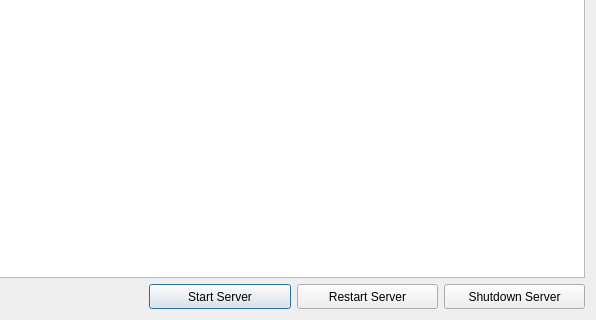
Above: Server/GUI/GUI_Server.ui from minhtringuyennn/SocketPrograming before the change; both pictures show x 171 to 767 and y 151 to 471 of the 767 by 471 pixel window. Below: the same form after it.
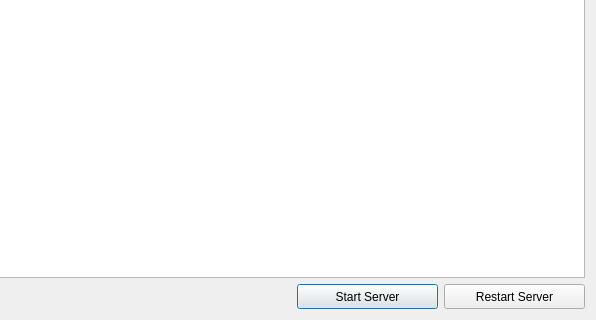
That is the form after the change.

Commit message: Improve server handle. Bug fixes.

```diff
--- a/Server/GUI/GUI_Server.ui
+++ b/Server/GUI/GUI_Server.ui
@@ -14,35 +14,6 @@
    <string>Tỷ giá Vàng Việt Nam [SERVER]</string>
   </property>
   <layout class="QGridLayout" name="gridLayout">
-   <item row="8" column="4">
-    <widget class="QPushButton" name="restartButton">
-     <property name="minimumSize">
-      <size>
-       <width>0</width>
-       <height>25</height>
-      </size>
-     </property>
-     <property name="text">
-      <string>Restart Server</string>
-     </property>
-     <property name="autoDefault">
-      <bool>false</bool>
-     </property>
-    </widget>
-   </item>
-   <item row="8" column="3">
-    <widget class="QPushButton" name="startButton">
-     <property name="minimumSize">
-      <size>
-       <width>0</width>
-       <height>25</height>
-      </size>
-     </property>
-     <property name="text">
-      <string>Start Server</string>
-     </property>
-    </widget>
-   </item>
    <item row="0" column="1">
     <widget class="QLabel" name="serverLogsLabel">
      <property name="text">
@@ -50,22 +21,6 @@
      </property>
     </widget>
    </item>
-   <item row="8" column="5">
-    <widget class="QPushButton" name="shutdownButton">
-     <property name="minimumSize">
-      <size>
-       <width>0</width>
-       <height>25</height>
-      </size>
-     </property>
-     <property name="text">
-      <string>Shutdown Server</string>
-     </property>
-     <property name="autoDefault">
-      <bool>false</bool>
-     </property>
-    </widget>
-   </item>
    <item row="8" column="1">
     <widget class="QLabel" name="statusLabel">
      <property name="font">
@@ -86,6 +41,35 @@
      </property>
     </widget>
    </item>
+   <item row="8" column="5">
+    <widget class="QPushButton" name="restartButton">
+     <property name="minimumSize">
+      <size>
+       <width>0</width>
+       <height>25</height>
+      </size>
+     </property>
+     <property name="text">
+      <string>Restart Server</string>
+     </property>
+     <property name="autoDefault">
+      <bool>false</bool>
+     </property>
+    </widget>
+   </item>
+   <item row="8" column="4">
+    <widget class="QPushButton" name="startButton">
+     <property name="minimumSize">
+      <size>
+       <width>0</width>
+       <height>25</height>
+      </size>
+     </property>
+     <property name="text">
+      <string>Start Server</string>
+     </property>
+    </widget>
+   </item>
   </layout>
  </widget>
  <resources/>
```
Left out of the diff: 2 changed lines with no effect on the pictures. The commit also changes 6 other files.
